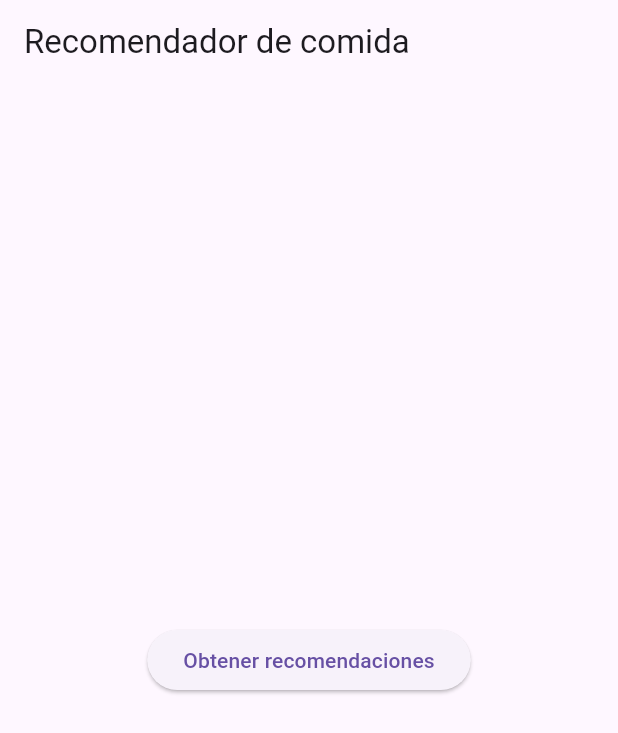
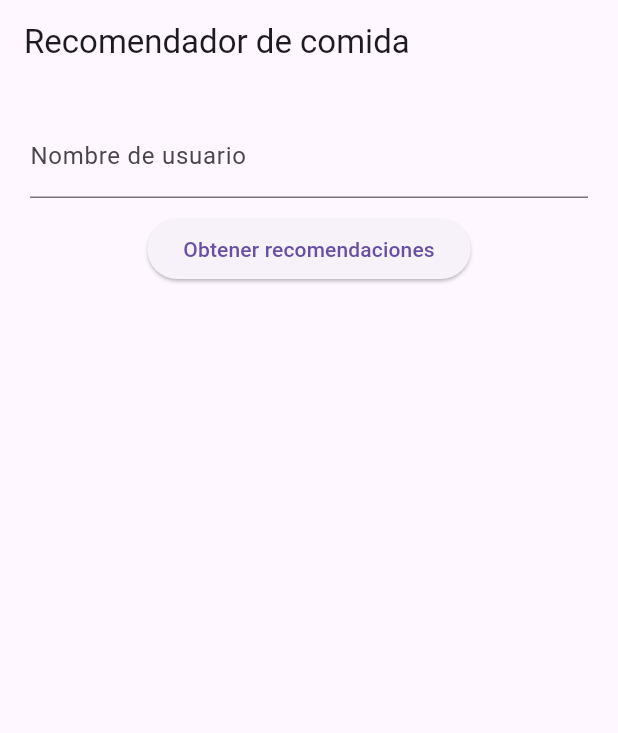
Before and after one commit to antonySAZ7/Proyecto-Estructrua-dato-2, a Flutter app: the screen it shows after launch, after a tap on "Obtener recomendaciones", on a phone screen of 412 x 824 dp. Shown: the top 733 px of the screen. Run offline on Flutter 3.47's test engine with Material 3 defaults, Android fonts, the phone set to English and light mode, and no system bars.

Commit message:
Coomprobando la funcionalidad de la base

```diff
--- /dev/null
+++ b/frontend/lib/logic.dart
@@ -0,0 +1,26 @@
+import 'dart:convert';
+import 'package:http/http.dart' as http;
+
+class RecomendadorService {
+  Future<Map<String, dynamic>> obtenerRecomendaciones(String usuario) async {
+    final url = Uri.parse(
+      'https://proyecto-estructrua-dato-2.onrender.com/recomendar?usuario=$usuario',
+    );
+
+    try {
+      final response = await http.get(url);
+
+      if (response.statusCode == 200) {
+        return jsonDecode(response.body);
+      } else {
+        return {
+          "error": "Error del servidor: ${response.statusCode}",
+        };
+      }
+    } catch (e) {
+      return {
+        "error": "Error de conexión: $e",
+      };
+    }
+  }
+}
--- a/frontend/lib/main.dart
+++ b/frontend/lib/main.dart
@@ -1,39 +1,69 @@
 import 'package:flutter/material.dart';
-import 'package:http/http.dart' as http;
+import 'logic.dart'; // Importa tu archivo
 
 void main() {
-  runApp(MyApp());
+  runApp(const MyApp());
 }
 
-class MyApp extends StatelessWidget {
+class MyApp extends StatefulWidget {
   const MyApp({super.key});
 
-  Future<void> recomendarUsuario() async {
-    final usuario = 'juan';
-    final url = Uri.parse('https://proyecto-estructrua-dato-2.onrender.com/recomendar?usuario=$usuario');
+  @override
+  State<MyApp> createState() => _MyAppState();
+}
 
-    try {
-      final response = await http.get(url);
+class _MyAppState extends State<MyApp> {
+  final _controladorUsuario = TextEditingController();
+  final _servicio = RecomendadorService();
 
-      if (response.statusCode == 200) {
-        print('✅ Sugerencias: ${response.body}');
-      } else {
-        print('❌ Error del servidor: ${response.statusCode}');
-      }
-    } catch (e) {
-      print('❌ Error de conexión: $e');
-    }
+  String _nota = '';
+  String _usuario = '';
+  List<dynamic> _recomendaciones = [];
+  String _error = '';
+
+  void _consultar() async {
+    final nombre = _controladorUsuario.text.trim();
+    if (nombre.isEmpty) return;
+
+    final resultado = await _servicio.obtenerRecomendaciones(nombre);
+
+    setState(() {
+      _usuario = nombre;
+      _error = resultado["error"] ?? '';
+      _nota = resultado["nota"] ?? '';
+      _recomendaciones = resultado["recomendaciones"] ?? [];
+    });
   }
 
   @override
   Widget build(BuildContext context) {
     return MaterialApp(
+      title: 'Sistema de Recomendaciones',
       home: Scaffold(
-        appBar: AppBar(title: Text('Recomendador de comida')),
-        body: Center(
-          child: ElevatedButton(
-            onPressed: recomendarUsuario,
-            child: Text('Obtener recomendaciones'),
+        appBar: AppBar(title: const Text('Recomendador de comida')),
+        body: Padding(
+          padding: const EdgeInsets.all(20),
+          child: Column(
+            children: [
+              TextField(
+                controller: _controladorUsuario,
+                decoration: const InputDecoration(labelText: 'Nombre de usuario'),
+              ),
+              const SizedBox(height: 10),
+              ElevatedButton(
+                onPressed: _consultar,
+                child: const Text('Obtener recomendaciones'),
+              ),
+              const SizedBox(height: 20),
+              if (_error.isNotEmpty)
+                Text(_error, style: const TextStyle(color: Colors.red)),
+              if (_usuario.isNotEmpty && _error.isEmpty) ...[
+                Text('Hola $_usuario'),
+                if (_nota.isNotEmpty) Text(_nota),
+                const SizedBox(height: 10),
+                ..._recomendaciones.map((r) => Text('- $r')).toList(),
+              ],
+            ],
           ),
         ),
       ),
```
Also changed, not shown: 1 other file.
